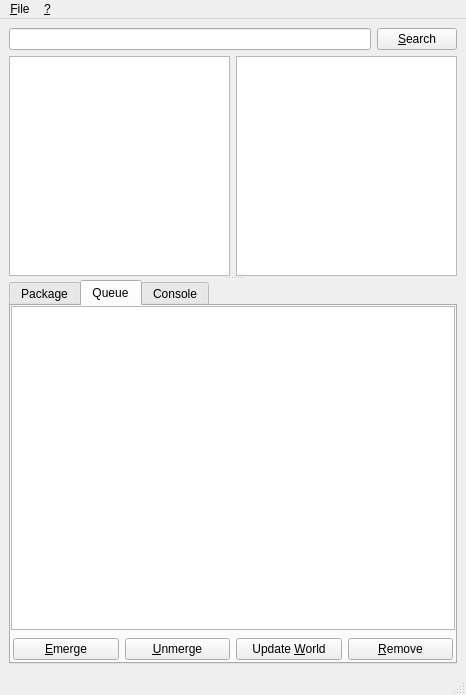
The window that portato/gui/qt/ui/MainWindow.ui (Necoro/portato) describes before a commit, drawn with Qt 5.
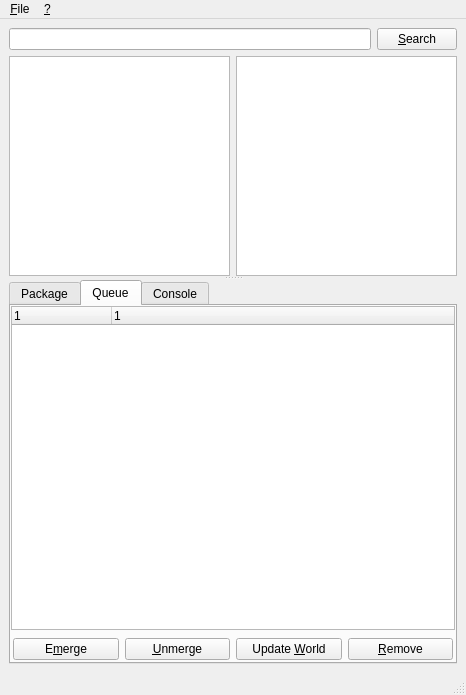
The same window after the commit. The open tabs and pages were chosen to show the change. Icons and pictures are not drawn.

What changed in the file:
```diff
--- a/portato/gui/qt/ui/MainWindow.ui
+++ b/portato/gui/qt/ui/MainWindow.ui
@@ -295,7 +295,24 @@
           <number>6</number>
          </property>
          <item>
-          <widget class="QTreeView" name="treeView" />
+          <widget class="QTreeWidget" name="queueList" >
+           <property name="editTriggers" >
+            <set>QAbstractItemView::NoEditTriggers</set>
+           </property>
+           <property name="columnCount" >
+            <number>2</number>
+           </property>
+           <column>
+            <property name="text" >
+             <string>1</string>
+            </property>
+           </column>
+           <column>
+            <property name="text" >
+             <string>1</string>
+            </property>
+           </column>
+          </widget>
          </item>
          <item>
           <layout class="QHBoxLayout" >
@@ -316,7 +333,7 @@
               </sizepolicy>
              </property>
              <property name="text" >
-              <string>&amp;Emerge</string>
+              <string>E&amp;merge</string>
              </property>
             </widget>
            </item>
```
Left out of the diff: 30 changed lines with no effect on the pictures.
